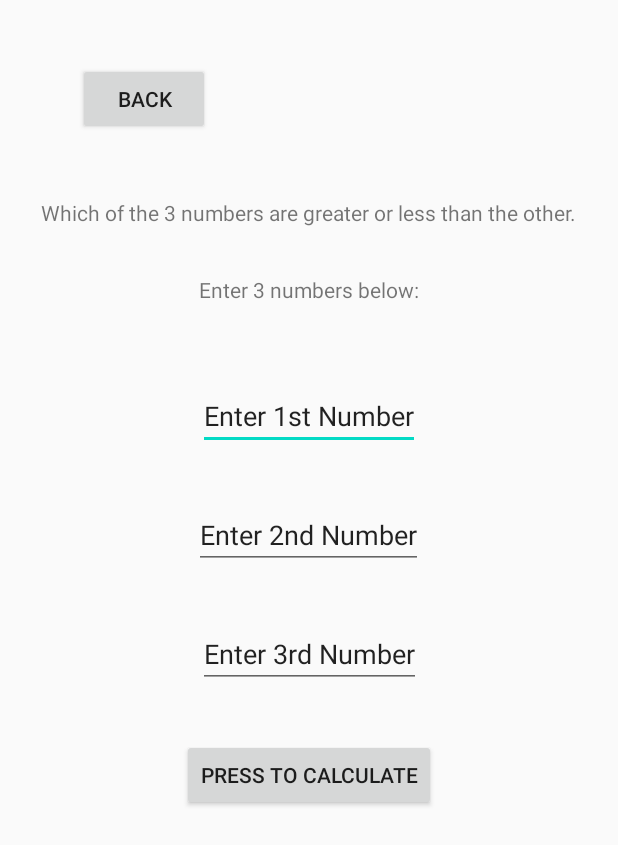
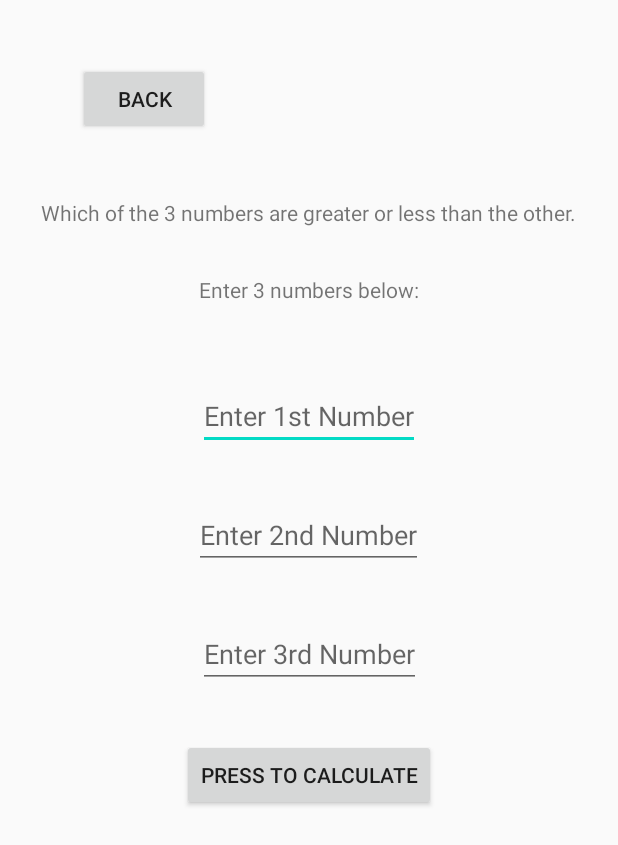
Before and after one commit to mikhailhathey/mikhailhathey_DevSpace, an Android app: the layout fragment_calc.xml on its own in the app's theme, with its tools: preview values and no code run, on a phone screen of 412 x 824 dp. Shown: the top 845 px of the screen. Run offline under Robolectric (Android 15) with nearby library versions, the phone set to English and light mode, and no system bars.

Commit message:
Fix Nav Issues

```diff
--- a/app/src/main/java/com/mikhailhathey/devspace/AboutFragment.java
+++ b/app/src/main/java/com/mikhailhathey/devspace/AboutFragment.java
@@ -4,6 +4,7 @@ import android.content.Intent;
 import android.graphics.Paint;
 import android.os.Bundle;
 
+import androidx.annotation.Nullable;
 import androidx.fragment.app.Fragment;
 
 import android.text.method.ScrollingMovementMethod;
@@ -62,7 +63,9 @@ public class AboutFragment extends Fragment {
     }
 
 
-    public View onCreateView(View view, LayoutInflater inflater, ViewGroup container,
+    @Nullable
+    @Override
+    public View onCreateView(LayoutInflater inflater, ViewGroup container,
                              Bundle savedInstanceState) {
         // Inflate the layout for this fragment
         View rootView = inflater.inflate(R.layout.fragment_about, container, false);
--- a/app/src/main/java/com/mikhailhathey/devspace/DevProfileFragment.java
+++ b/app/src/main/java/com/mikhailhathey/devspace/DevProfileFragment.java
@@ -64,8 +64,9 @@ public class DevProfileFragment extends Fragment {
     }
 
 
-
-    public View onCreateView(View view, LayoutInflater inflater,ViewGroup container,
+    @Nullable
+    @Override
+    public View onCreateView(LayoutInflater inflater,ViewGroup container,
                              Bundle savedInstanceState) {
         // Inflate the layout for this fragment
         View rootView = inflater.inflate(R.layout.fragment_dev_profile, container, false);
--- a/app/src/main/res/layout/fragment_calc.xml
+++ b/app/src/main/res/layout/fragment_calc.xml
@@ -83,8 +83,8 @@
         android:layout_marginEnd="132dp"
         android:layout_marginBottom="12dp"
         android:autofillHints=""
+        android:hint="@string/enter_1st_number"
         android:inputType="number"
-        android:text="@string/enter_1st_number"
         app:layout_constraintBottom_toTopOf="@+id/num2input"
         app:layout_constraintEnd_toEndOf="parent"
         app:layout_constraintStart_toStartOf="parent"
@@ -99,14 +99,14 @@
         android:layout_marginTop="12dp"
         android:layout_marginEnd="130dp"
         android:layout_marginBottom="12dp"
+        android:autofillHints=""
+        android:hint="@string/enter_2nd_number"
         android:inputType="number"
-        android:text="@string/enter_2nd_number"
         app:layout_constraintBottom_toTopOf="@+id/num3input"
         app:layout_constraintEnd_toEndOf="parent"
         app:layout_constraintStart_toStartOf="parent"
         app:layout_constraintTop_toBottomOf="@+id/num1input"
-        tools:ignore="LabelFor"
-        android:autofillHints="" />
+        tools:ignore="LabelFor" />
 
     <EditText
         android:id="@+id/num3input"
@@ -116,12 +116,12 @@
         android:layout_marginTop="12dp"
         android:layout_marginEnd="131dp"
         android:layout_marginBottom="12dp"
+        android:autofillHints=""
+        android:hint="@string/enter_3rd_number"
         android:inputType="number"
-        android:text="@string/enter_3rd_number"
         app:layout_constraintBottom_toTopOf="@+id/calcButton"
         app:layout_constraintEnd_toEndOf="parent"
         app:layout_constraintStart_toStartOf="parent"
         app:layout_constraintTop_toBottomOf="@+id/num2input"
-        tools:ignore="LabelFor"
-        android:autofillHints="" />
+        tools:ignore="LabelFor" />
 </androidx.constraintlayout.widget.ConstraintLayout>
```
Also changed, not shown: app/src/main/java/com/mikhailhathey/devspace/CalcFragment.java (+26 -12 lines), app/src/main/java/com/mikhailhathey/devspace/MainActivity.java (+5 -5 lines), app/src/main/res/layout/fragment_dev_profile.xml (+4 -4 lines).
